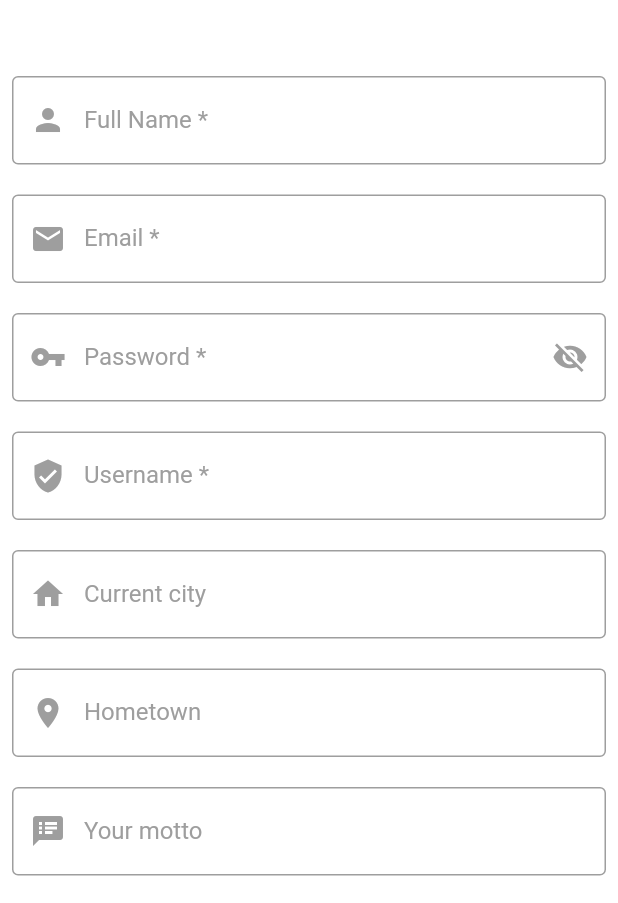
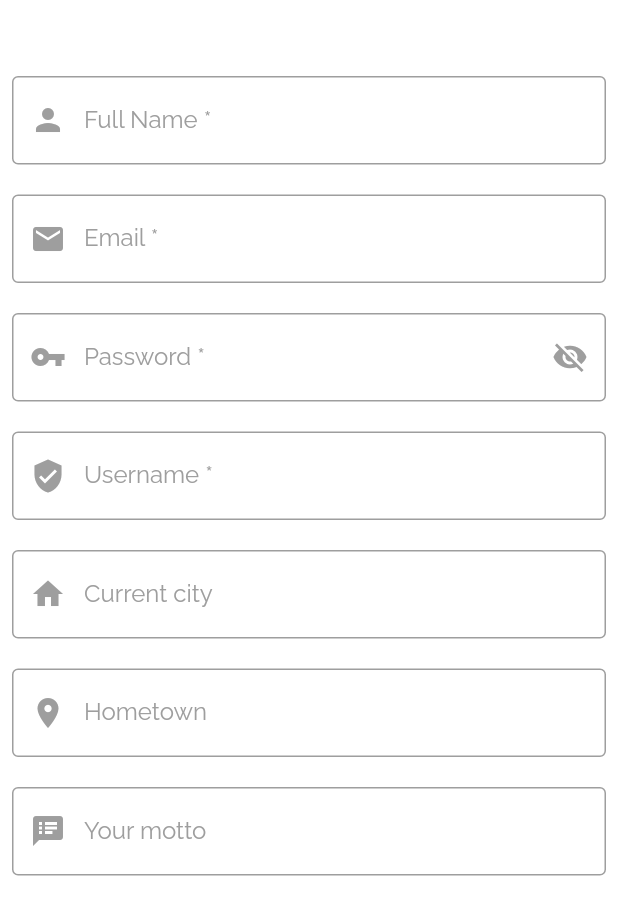
Before and after one commit to ashu12chi/BrighterBee, a Flutter app: the screen it shows after launch, after a tap on "Continue", after a tap on "New to BrighterBee? Register here", on a phone screen of 412 x 824 dp. Shown: the part 320-1223 px from the top of the screen. Run offline on Flutter 3.47's test engine with Material 2 defaults, Android fonts, the phone set to English and light mode, and no system bars; our stand-ins replace cached_network_image, chewie, cloud_firestore, date_format, firebase_auth, firebase_core and 9 more; missing offline and left inert: agora_rtc_engine, firebase_auth_web, firebase_core_web, quill_delta, zefyr; accounts and stored records are empty.

```diff
--- a/lib/app_screens/feed.dart
+++ b/lib/app_screens/feed.dart
@@ -31,7 +31,7 @@ class _FeedState extends State<Feed> with TickerProviderStateMixin {
 
   void initState() {
     super.initState();
-    // _firebaseMessaging.getToken().then((value) => print("Dev token: $value"));
+    // _firebaseMessaging.getToken().then((value) => print("Device token: $value"));
     _controller = TabController(initialIndex: 0, length: 4, vsync: this);
     _controller.addListener(_handleTabSelection);
     _firebaseMessaging.configure(
--- a/lib/authentication/database.dart
+++ b/lib/authentication/database.dart
@@ -35,5 +35,6 @@ class DatabaseService {
       'currentCity': currentCity,
       'time': time
     });
+    await instance.collection('users/$username/posts').doc('posted').set({});
   }
 }
--- a/lib/main.dart
+++ b/lib/main.dart
@@ -38,10 +38,10 @@ class _MyAppState extends State<MyApp> {
         appBarTheme: Theme.of(context)
             .appBarTheme
             .copyWith(iconTheme: Theme.of(context).iconTheme),
-        textTheme: Theme.of(context).textTheme.apply(fontFamily: 'Roboto'),
+        textTheme: Theme.of(context).textTheme.apply(fontFamily: 'Raleway'),
         primaryTextTheme: Theme.of(context)
             .primaryTextTheme
-            .apply(bodyColor: Colors.black, fontFamily: 'Roboto'),
+            .apply(bodyColor: Colors.black, fontFamily: 'OpenSans'),
       ),
       // dark theme
       darkTheme: ThemeData.dark().copyWith(
@@ -63,10 +63,10 @@ class _MyAppState extends State<MyApp> {
           cardColor: Color.fromRGBO(31, 31, 31, 1),
           textTheme: Theme.of(context).textTheme.apply(
               bodyColor: Color.fromRGBO(226, 226, 226, 1),
-              fontFamily: 'Roboto'),
+              fontFamily: 'Raleway'),
           primaryTextTheme: Theme.of(context).primaryTextTheme.apply(
               bodyColor: Color.fromRGBO(226, 226, 226, 1),
-              fontFamily: 'Roboto'),
+              fontFamily: 'OpenSans'),
           tabBarTheme: Theme.of(context).tabBarTheme.copyWith(
               labelColor: Colors.deepOrange,
               unselectedLabelColor: Colors.white)),
```
Also changed, not shown: lib/app_screens/create_post.dart (+26 -5 lines), lib/app_screens/home.dart (+13 -1 lines), lib/authentication/sign_in.dart (+24 -6 lines), pubspec.yaml (+9 -0 lines), fonts/OpenSans-Bold.ttf (added), fonts/OpenSans-Italic.ttf (added), fonts/OpenSans-Regular.ttf (added), pubspec.lock.
